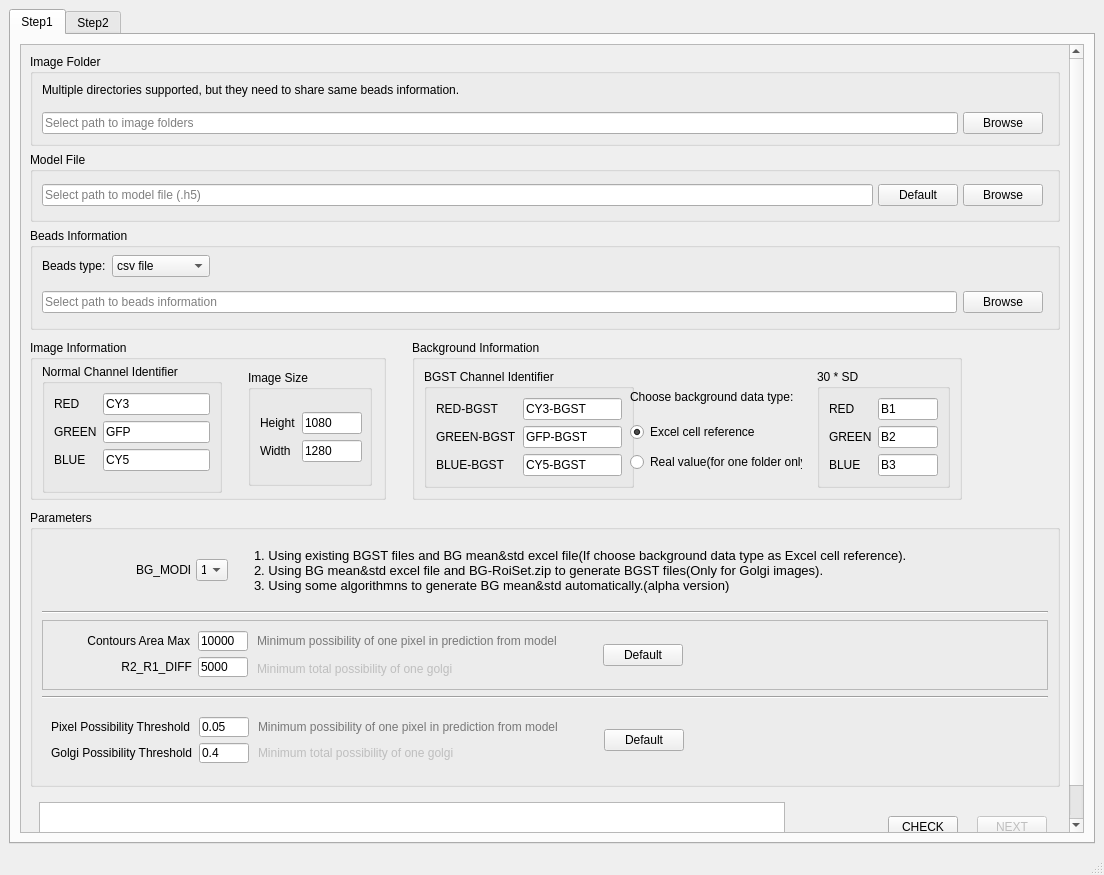
Qt form ui/mainUI3.ui (JiaaZe/Golgi-analysis-tool) before a commit.
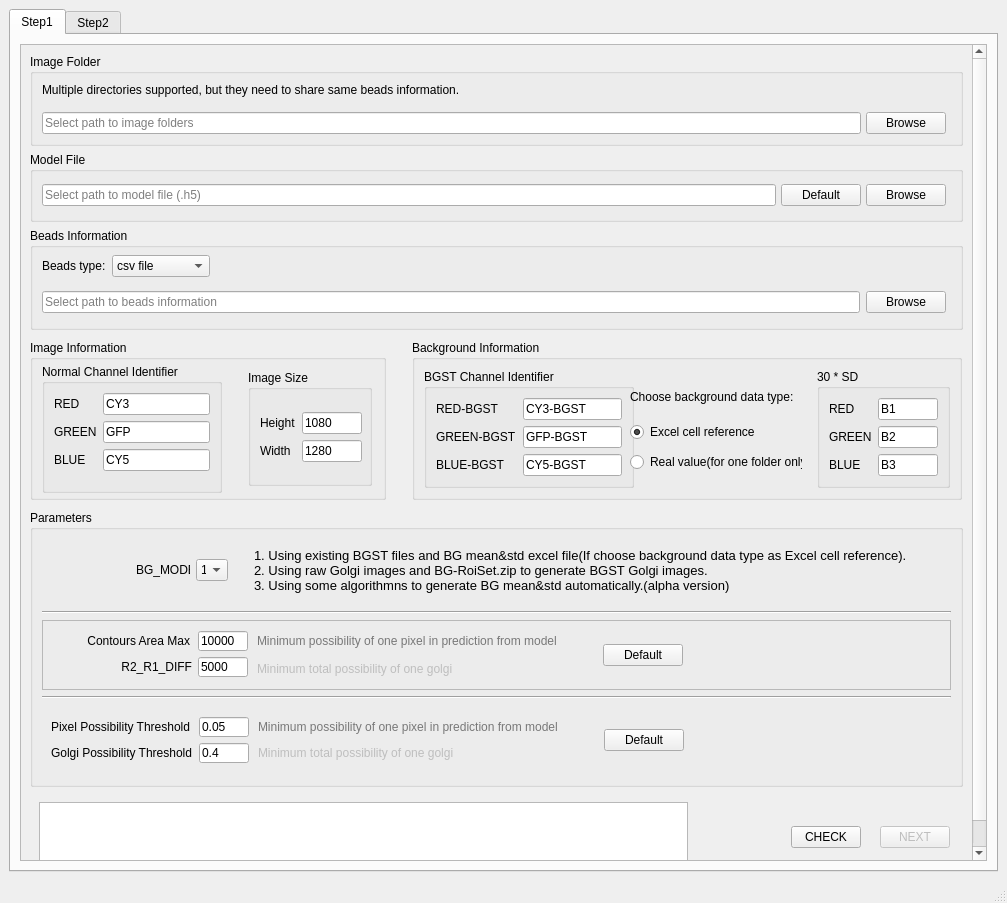
The same form after that commit.

Commit message: change ui error_browser height

Patch:
```diff
--- a/ui/mainUI3.ui
+++ b/ui/mainUI3.ui
@@ -6,8 +6,8 @@
    <rect>
     <x>0</x>
     <y>0</y>
-    <width>1104</width>
-    <height>875</height>
+    <width>1007</width>
+    <height>903</height>
    </rect>
   </property>
   <property name="windowTitle">
@@ -53,8 +53,8 @@
             <rect>
              <x>0</x>
              <y>0</y>
-             <width>1043</width>
-             <height>795</height>
+             <width>963</width>
+             <height>819</height>
             </rect>
            </property>
            <layout class="QGridLayout" name="gridLayout_15">
@@ -2048,7 +2048,7 @@
                       </property>
                       <property name="text">
                        <string>1. Using existing BGST files and BG mean&amp;std excel file(If choose background data type as Excel cell reference).
-2. Using BG mean&amp;std excel file and BG-RoiSet.zip to generate BGST files(Only for Golgi images).
+2. Using raw Golgi images and BG-RoiSet.zip to generate BGST Golgi images.
 3. Using some algorithmns to generate BG mean&amp;std automatically.(alpha version)</string>
                       </property>
                      </widget>
@@ -2691,7 +2691,7 @@
               <property name="maximumSize">
                <size>
                 <width>16777215</width>
-                <height>70</height>
+                <height>150</height>
                </size>
               </property>
               <layout class="QHBoxLayout" name="horizontalLayout_10">
@@ -2706,7 +2706,7 @@
                  <property name="maximumSize">
                   <size>
                    <width>16777215</width>
-                   <height>50</height>
+                   <height>16777215</height>
                   </size>
                  </property>
                  <property name="html">
```
Left out of the diff: 6 changed lines with no effect on the pictures. The commit also changes 1 other file.
